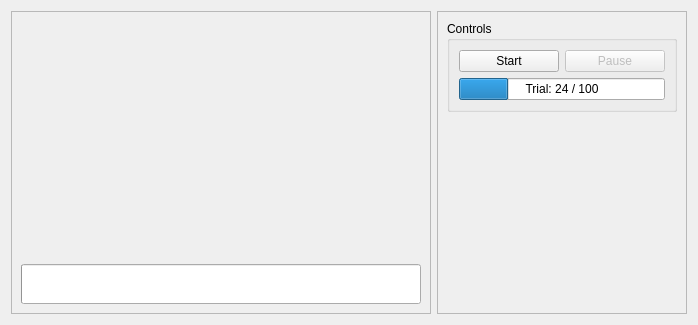
ixjlyons/pygesture, file pygesture/ui/templates/train_widget_template.ui: the form before one commit.
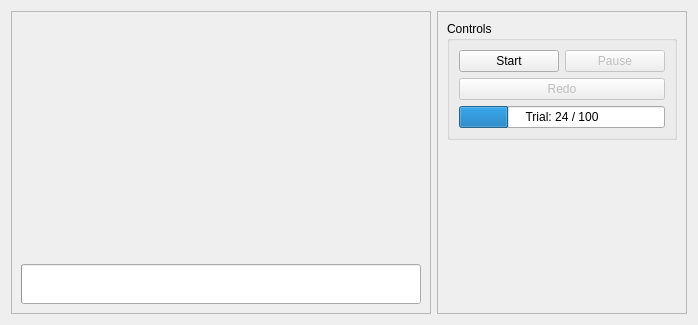
The form after the commit. Icons and pictures are not drawn. Custom widgets are drawn as their Qt base class.

Commit message: Added ability to redo a trial in train UI.

What changed in the file:
```diff
--- a/pygesture/ui/templates/train_widget_template.ui
+++ b/pygesture/ui/templates/train_widget_template.ui
@@ -119,7 +119,7 @@
          <string>Controls</string>
         </property>
         <layout class="QGridLayout" name="gridLayout_5">
-         <item row="1" column="0">
+         <item row="2" column="0">
           <widget class="QProgressBar" name="sessionProgressBar">
            <property name="value">
             <number>24</number>
@@ -172,6 +172,19 @@
            </item>
           </layout>
          </item>
+         <item row="1" column="0">
+          <widget class="QPushButton" name="redoButton">
+           <property name="enabled">
+            <bool>false</bool>
+           </property>
+           <property name="text">
+            <string>Redo</string>
+           </property>
+           <property name="icon">
+            <iconset theme="edit-undo"/>
+           </property>
+          </widget>
+         </item>
         </layout>
        </widget>
       </item>
```
Left out of the diff: 6 changed lines with no effect on the pictures. The commit also changes 4 other files.
